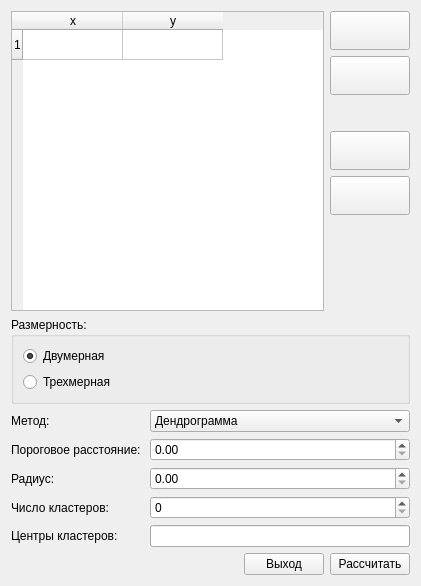
Old version of the form form.ui in the repository liveegor/cluster_reborn.
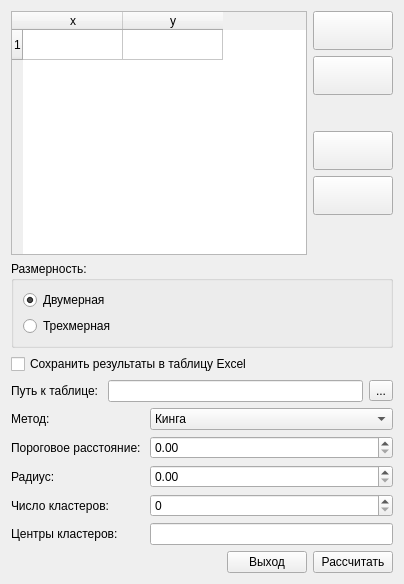
New version of the form. Icons and pictures are not drawn.

Commit message: On my way to King

The edit to the form file:
```diff
--- a/form.ui
+++ b/form.ui
@@ -6,8 +6,8 @@
    <rect>
     <x>0</x>
     <y>0</y>
-    <width>421</width>
-    <height>586</height>
+    <width>404</width>
+    <height>584</height>
    </rect>
   </property>
   <property name="windowTitle">
@@ -202,6 +202,34 @@
      <zorder></zorder>
     </widget>
    </item>
+   <item>
+    <widget class="QCheckBox" name="xls_check_box">
+     <property name="text">
+      <string>Сохранить результаты в таблицу Excel</string>
+     </property>
+    </widget>
+   </item>
+   <item>
+    <layout class="QHBoxLayout" name="horizontalLayout_2">
+     <item>
+      <widget class="QLabel" name="label_6">
+       <property name="text">
+        <string>Путь к таблице: </string>
+       </property>
+      </widget>
+     </item>
+     <item>
+      <widget class="QLineEdit" name="xls_name_line_edit"/>
+     </item>
+     <item>
+      <widget class="QToolButton" name="open_xls_tool_button">
+       <property name="text">
+        <string>...</string>
+       </property>
+      </widget>
+     </item>
+    </layout>
+   </item>
    <item>
     <layout class="QFormLayout" name="formLayout">
      <item row="0" column="0">
@@ -216,11 +244,6 @@
        <property name="toolTip">
         <string>&lt;html&gt;&lt;head/&gt;&lt;body&gt;&lt;p&gt;Выберите метод кластеризации&lt;/p&gt;&lt;/body&gt;&lt;/html&gt;</string>
        </property>
-       <item>
-        <property name="text">
-         <string>Дендрограмма</string>
-        </property>
-       </item>
        <item>
         <property name="text">
          <string>Кинга</string>
```
Left out of the diff: 7 changed lines with no effect on the pictures. The commit also changes 1 other file.
